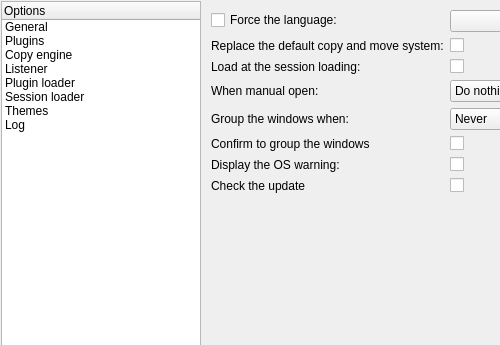
alphaonex86/Ultracopier, file OptionDialog.ui: the form before one commit; both pictures show x 0 to 500 and y 0 to 345 of the 779 by 455 pixel window.
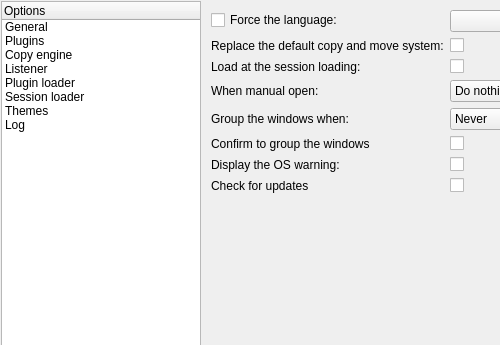
The form after the commit. Icons and pictures are not drawn.

Diff of the .ui file:
```diff
--- a/OptionDialog.ui
+++ b/OptionDialog.ui
@@ -242,7 +242,7 @@
            <item row="7" column="0">
             <widget class="QLabel" name="label_checkTheUpdate">
              <property name="text">
-              <string>Check the update</string>
+              <string>Check for updates</string>
              </property>
             </widget>
            </item>
```
